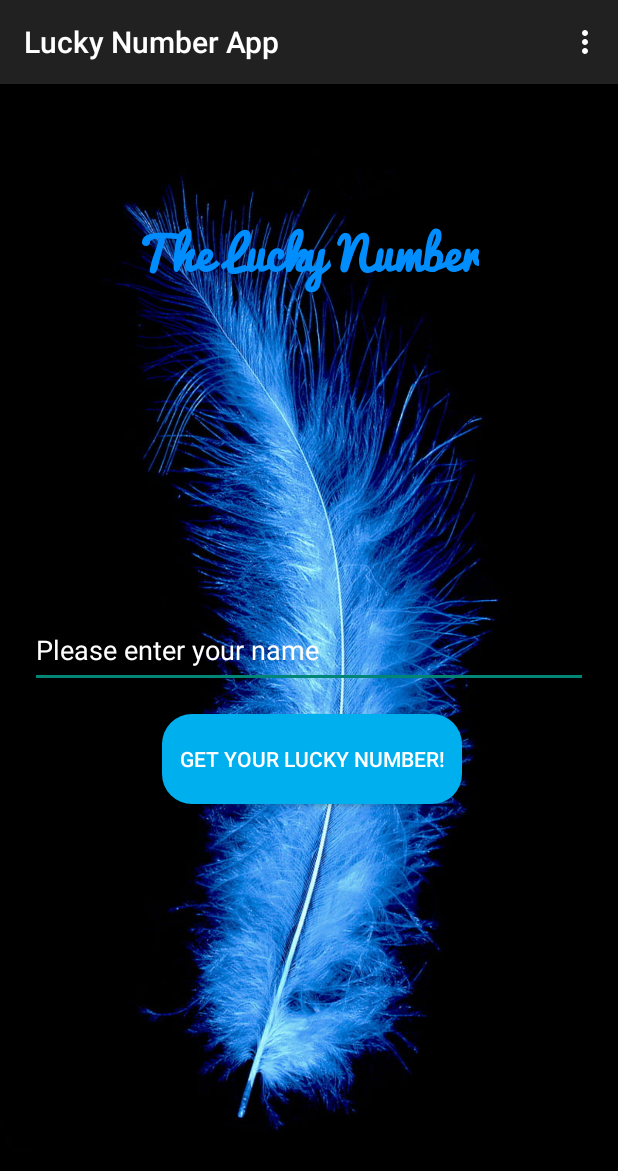
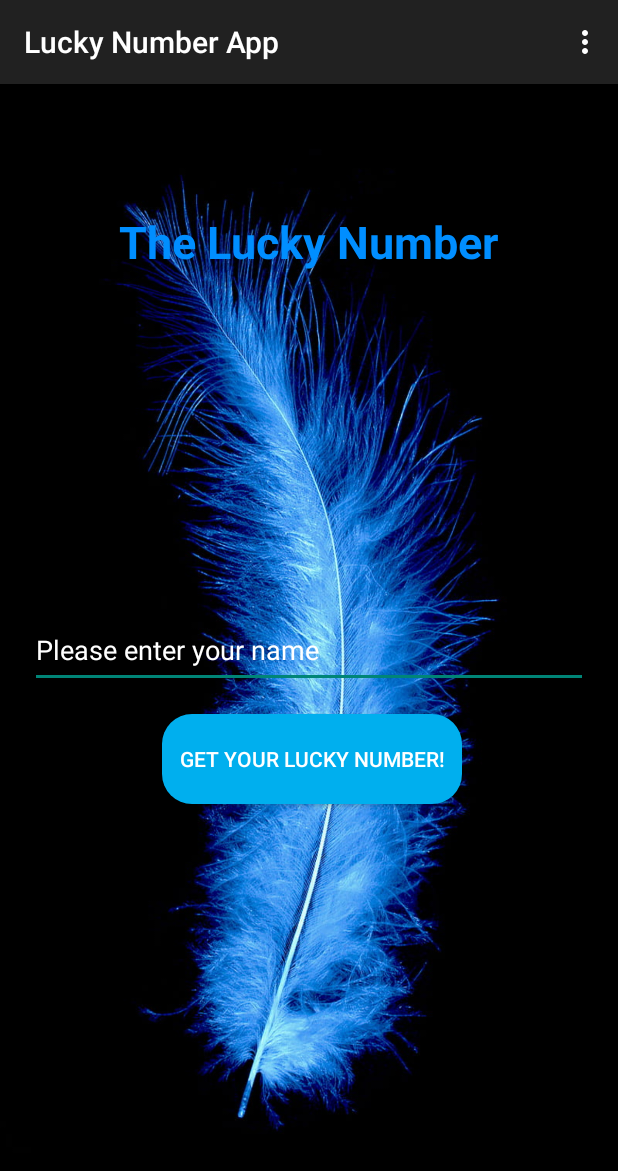
Before and after one commit to LorenKontic/Lucky-number-app, an Android app: the screen it shows after launch (MainActivity), on a phone screen of 412 x 824 dp. Shown: the top 1171 px of the screen. Run offline under Robolectric (Android 15) with nearby library versions, the phone set to English and light mode, and no system bars.

Commit message:
Removed Pacifico font, which caused errors

```diff
--- a/app/src/main/res/layout/activity_main.xml
+++ b/app/src/main/res/layout/activity_main.xml
@@ -11,7 +11,6 @@
         android:id="@+id/textView"
         android:layout_width="wrap_content"
         android:layout_height="wrap_content"
-        android:fontFamily="@font/Pacifico"
         android:text="The Lucky Number"
         android:textColor="@color/sky_blue"
         android:textSize="30sp"
```
Also changed, not shown: app/src/main/res/font/Pacifico.ttf (deleted).
